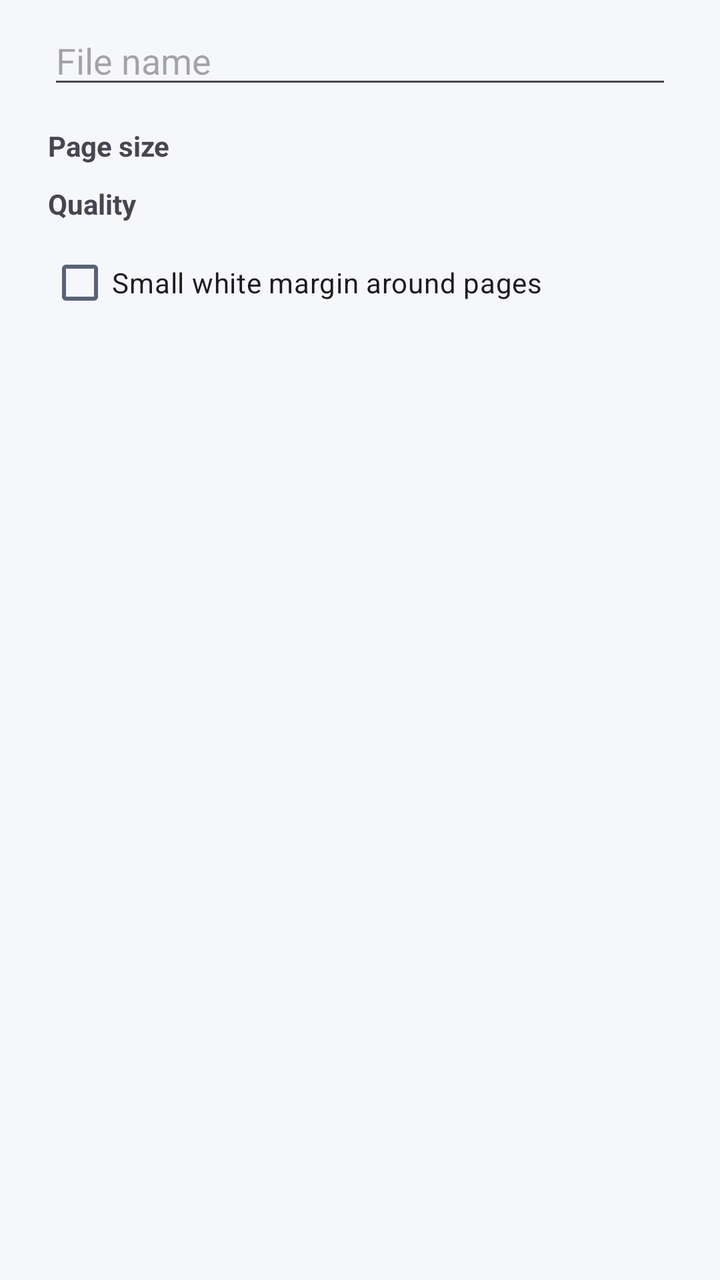
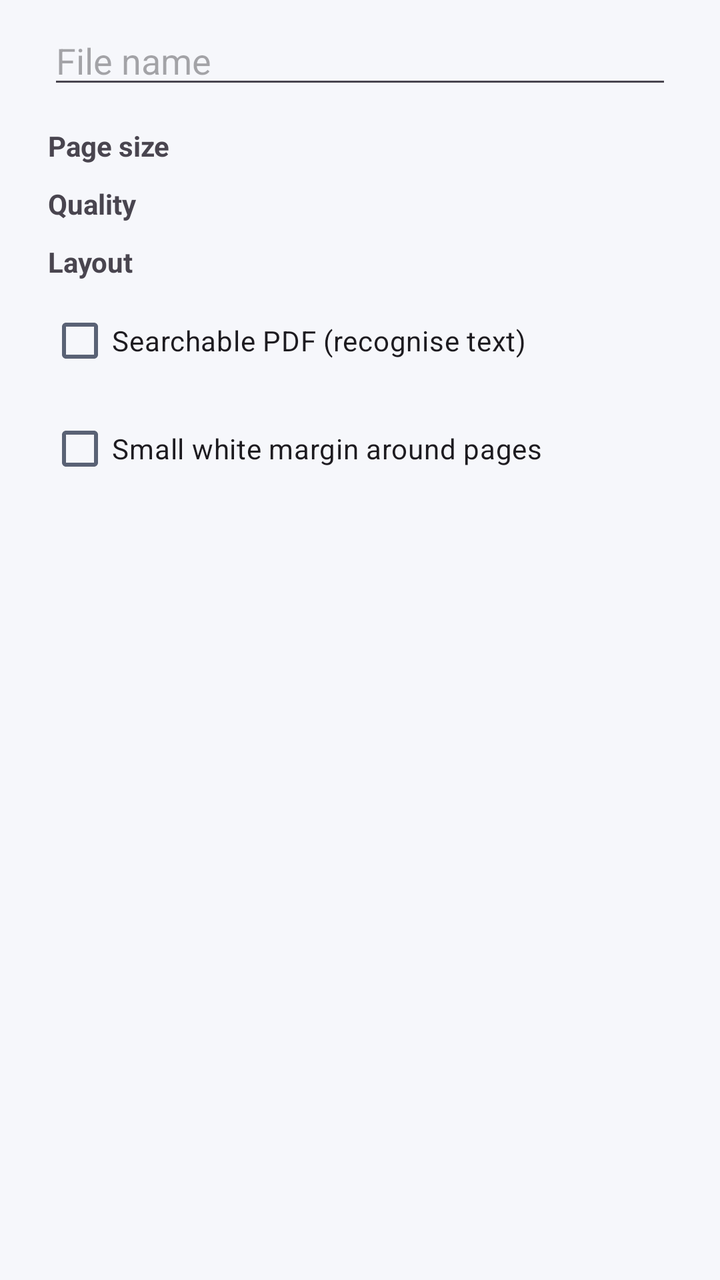

Compare the two renders of this Android layout. The source of the first and the diff that turns it into the second are given below.
<!-- AndroidManifest.xml: application theme Theme.ScanSign -->
<!-- res/layout/dialog_save_pdf.xml -->
<?xml version="1.0" encoding="utf-8"?>
<ScrollView xmlns:android="http://schemas.android.com/apk/res/android"
    android:layout_width="match_parent"
    android:layout_height="wrap_content">

    <LinearLayout
        android:layout_width="match_parent"
        android:layout_height="wrap_content"
        android:orientation="vertical"
        android:paddingHorizontal="24dp"
        android:paddingTop="8dp">

        <EditText
            android:id="@+id/name"
            android:layout_width="match_parent"
            android:layout_height="wrap_content"
            android:hint="File name"
            android:importantForAutofill="no"
            android:inputType="text"
            android:selectAllOnFocus="true" />

        <TextView
            android:layout_width="wrap_content"
            android:layout_height="wrap_content"
            android:layout_marginTop="14dp"
            android:text="Page size"
            android:textStyle="bold" />

        <RadioGroup
            android:id="@+id/size"
            android:layout_width="match_parent"
            android:layout_height="wrap_content"
            android:orientation="horizontal" />

        <TextView
            android:layout_width="wrap_content"
            android:layout_height="wrap_content"
            android:layout_marginTop="10dp"
            android:text="Quality"
            android:textStyle="bold" />

        <RadioGroup
            android:id="@+id/quality"
            android:layout_width="match_parent"
            android:layout_height="wrap_content"
            android:orientation="horizontal" />

        <CheckBox
            android:id="@+id/margin"
            android:layout_width="wrap_content"
            android:layout_height="wrap_content"
            android:layout_marginTop="6dp"
            android:text="Small white margin around pages" />
    </LinearLayout>
</ScrollView>
<!-- resources referenced by this layout -->
<resources>
  <style name="Theme.ScanSign" parent="Theme.Material3.DayNight.NoActionBar">
          <item name="colorPrimary">@color/md_primary</item>
          <item name="colorOnPrimary">@color/md_on_primary</item>
          <item name="colorPrimaryContainer">@color/md_primary_container</item>
          <item name="colorOnPrimaryContainer">@color/md_on_primary_container</item>
          <item name="colorSecondary">@color/md_secondary</item>
          <item name="colorSecondaryContainer">@color/md_secondary_container</item>
          <item name="colorOnSecondaryContainer">@color/md_on_secondary_container</item>
          <item name="android:colorBackground">@color/md_background</item>
          <item name="colorSurface">@color/md_surface</item>
          <item name="colorSurfaceVariant">@color/md_surface_variant</item>
          <item name="colorOnSurface">@color/md_on_surface</item>
          <item name="colorOnSurfaceVariant">@color/md_on_surface_variant</item>
          <item name="colorOutline">@color/md_outline</item>
          <item name="android:windowBackground">@color/md_background</item>
          <item name="android:statusBarColor">@color/md_background</item>
          <item name="android:navigationBarColor">@color/md_background</item>
          <item name="android:windowLightStatusBar">@bool/light_bars</item>
          <item name="materialCardViewStyle">@style/Widget.App.Card</item>
      </style>
  <color name="md_primary">#2457F5</color>
  <color name="md_on_primary">#FFFFFF</color>
  <color name="md_primary_container">#DCE4FF</color>
  <color name="md_on_primary_container">#001652</color>
  <color name="md_secondary">#00A893</color>
  <color name="md_secondary_container">#C9F5EE</color>
  <color name="md_on_secondary_container">#00201C</color>
  <color name="md_background">#F6F7FB</color>
  <color name="md_surface">#FFFFFF</color>
  <color name="md_surface_variant">#E7EAF3</color>
  <color name="md_on_surface">#151922</color>
  <color name="md_on_surface_variant">#5A6275</color>
  <color name="md_outline">#C3C8D6</color>
  <style name="Widget.App.Card" parent="Widget.Material3.CardView.Elevated">
          <item name="cardCornerRadius">16dp</item>
          <item name="cardElevation">1dp</item>
          <item name="cardBackgroundColor">@color/md_surface</item>
      </style>
</resources>

<!-- the commit's change to res/layout/dialog_save_pdf.xml (unified diff, before → after) -->
@@ -45,6 +45,25 @@
             android:layout_height="wrap_content"
             android:orientation="horizontal" />
 
+        <TextView
+            android:layout_width="wrap_content"
+            android:layout_height="wrap_content"
+            android:layout_marginTop="10dp"
+            android:text="Layout"
+            android:textStyle="bold" />
+
+        <RadioGroup
+            android:id="@+id/layout"
+            android:layout_width="match_parent"
+            android:layout_height="wrap_content" />
+
+        <CheckBox
+            android:id="@+id/searchable"
+            android:layout_width="wrap_content"
+            android:layout_height="wrap_content"
+            android:layout_marginTop="6dp"
+            android:text="Searchable PDF (recognise text)" />
+
         <CheckBox
             android:id="@+id/margin"
             android:layout_width="wrap_content"
